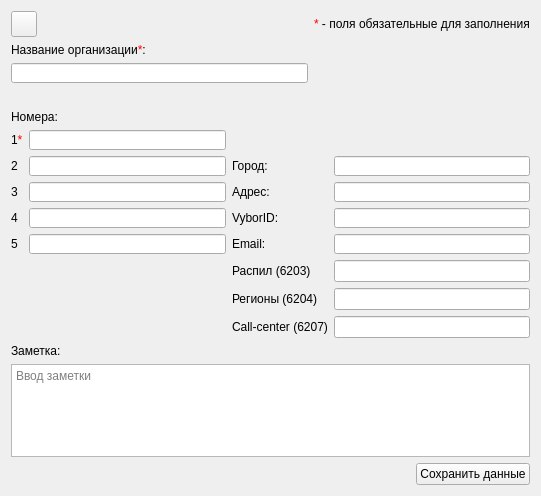
The window that src/EditOrgContactDialog.ui (okostynchuk/Outcall) describes before a commit, drawn with Qt 5.
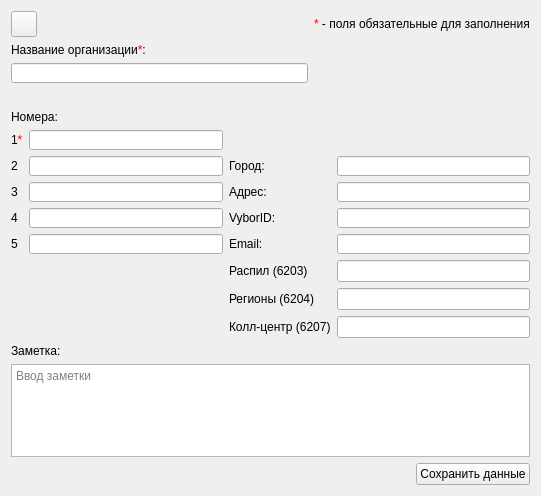
The same window after the commit. Icons and pictures are not drawn.

What changed in the file:
```diff
--- a/src/EditOrgContactDialog.ui
+++ b/src/EditOrgContactDialog.ui
@@ -243,7 +243,7 @@
      <item row="8" column="2">
       <widget class="QLabel" name="label_16">
        <property name="text">
-        <string>Call-center (6207)</string>
+        <string>Колл-центр (6207)</string>
        </property>
       </widget>
      </item>
```
